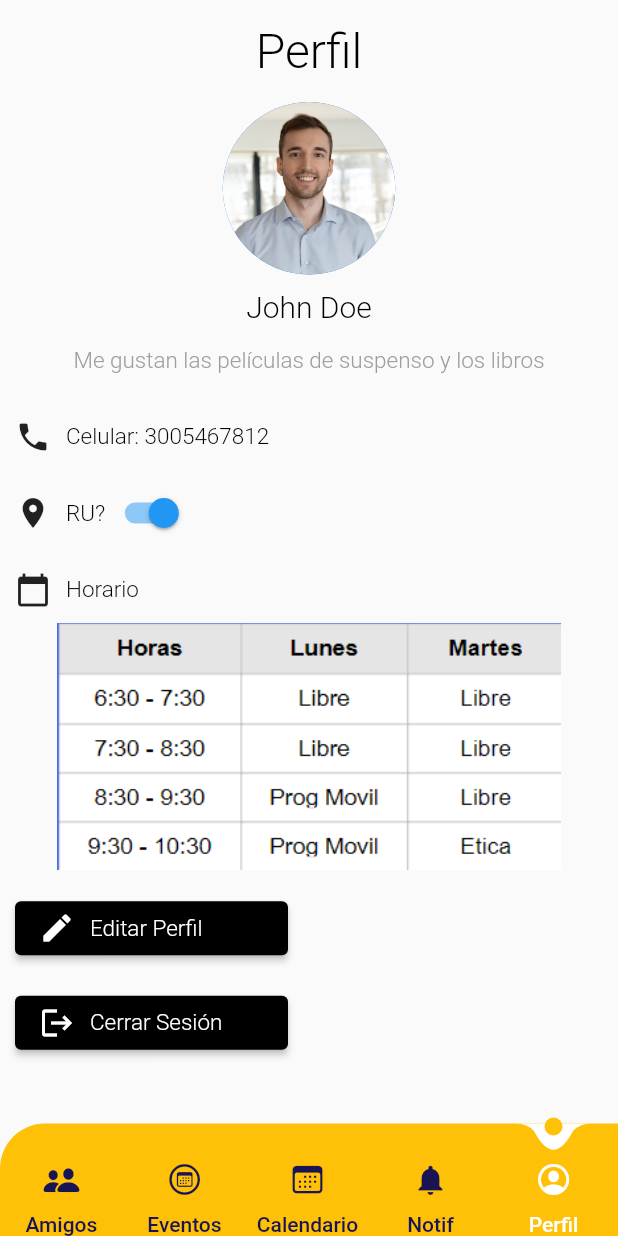
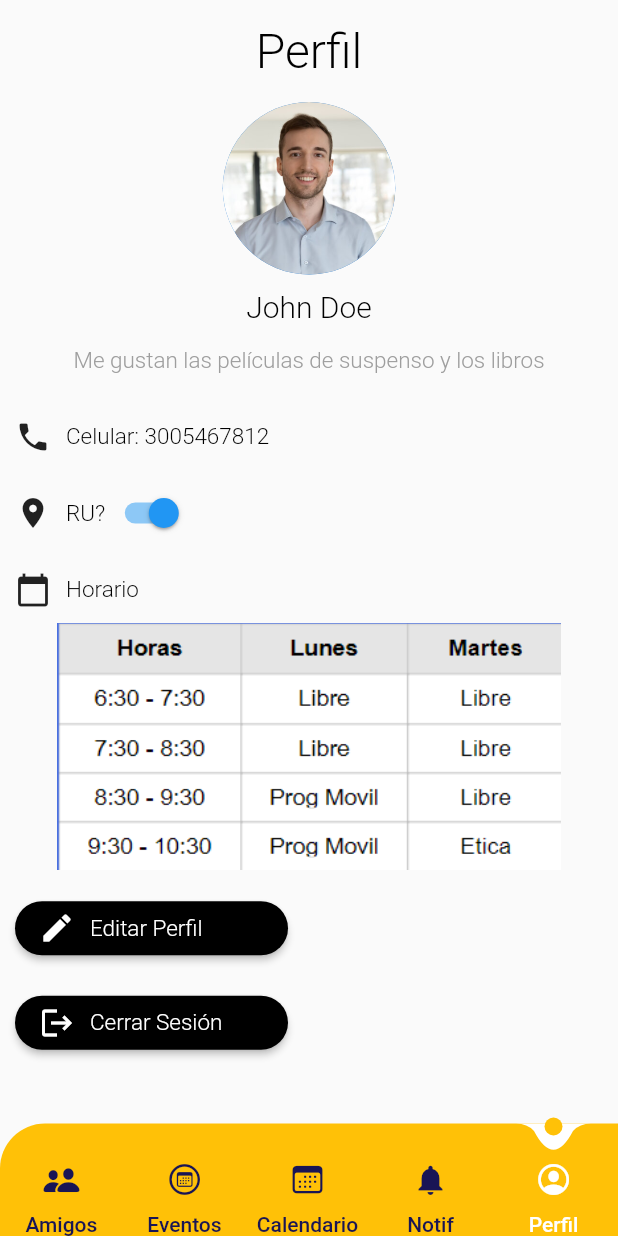
Before and after one commit to karou1182001/AppMovilRU, a Flutter app: the screen it shows after launch, item 5 of the bottom bar chosen, on a phone screen of 412 x 824 dp. Run offline on Flutter 3.47's test engine with Material 2 defaults, Android fonts, the phone set to English and light mode, and no system bars; our stand-ins replace get, syncfusion_flutter_calendar.

Commit message:
Profile buttons updated

```diff
--- a/lib/ui/pages/profile.dart
+++ b/lib/ui/pages/profile.dart
@@ -105,9 +105,15 @@ class _ProfileState extends State<Profile> {
                 padding: const EdgeInsets.only(right: 220),
                 child: ElevatedButton(
                     style: ButtonStyle(
+                        shape:
+                            MaterialStateProperty.all<RoundedRectangleBorder>(
+                                RoundedRectangleBorder(
+                                    borderRadius: BorderRadius.circular(18))),
                         backgroundColor: MaterialStateColor.resolveWith(
                             (states) => Colors.black)),
-                    onPressed: () {print('Navegar hacia la pantalla de editar perfil');},
+                    onPressed: () {
+                      print('Navegar hacia la pantalla de editar perfil');
+                    },
                     child: Row(
                       mainAxisAlignment: MainAxisAlignment.start,
                       children: [
@@ -133,9 +139,15 @@ class _ProfileState extends State<Profile> {
                 padding: const EdgeInsets.only(right: 220),
                 child: ElevatedButton(
                     style: ButtonStyle(
+                        shape:
+                            MaterialStateProperty.all<RoundedRectangleBorder>(
+                                RoundedRectangleBorder(
+                                    borderRadius: BorderRadius.circular(18))),
                         backgroundColor: MaterialStateColor.resolveWith(
                             (states) => Colors.black)),
-                    onPressed: () {print('Navegar hacia la pantalla de inicio de sesión');},
+                    onPressed: () {
+                      print('Navegar hacia la pantalla de inicio de sesión');
+                    },
                     child: Row(
                       mainAxisAlignment: MainAxisAlignment.start,
                       children: [
```
